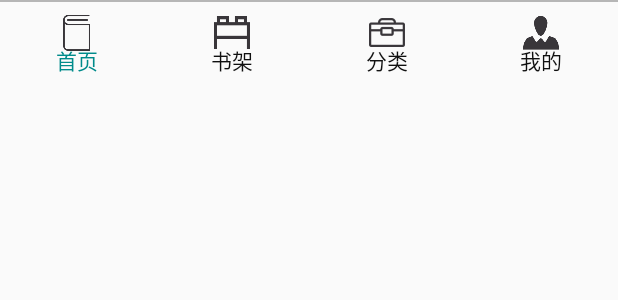
After one commit to Freshcanbringcool/zhuoyueshudian, an Android app: the layout firstpage_fragment_main.xml on its own in the app's theme, with its tools: preview values and no code run, on a phone screen of 412 x 824 dp. The commit adds this screen. Shown: the top 300 px of the screen. Run offline under Robolectric (Android 15) with nearby library versions, the phone set to English and light mode, and no system bars.

Commit message:
新增fragment

```diff
--- /dev/null
+++ b/app/src/main/res/layout/firstpage_fragment_main.xml
@@ -0,0 +1,148 @@
+<?xml version="1.0" encoding="utf-8"?>
+<LinearLayout xmlns:android="http://schemas.android.com/apk/res/android"
+    android:layout_width="match_parent"
+    android:layout_height="match_parent">
+    <FrameLayout
+        android:id="@+id/content"
+        android:layout_width="wrap_content"
+        android:layout_height="wrap_content"
+        android:layout_above="@+id/bottomArea"
+        android:layout_alignParentLeft="true"
+        android:layout_alignParentTop="true"
+        android:layout_alignParentRight="true"
+        android:background="@color/bottom_color" >
+    </FrameLayout>
+    <RelativeLayout
+        android:id="@+id/bottomArea"
+        android:layout_width="match_parent"
+        android:layout_height="wrap_content"
+        android:layout_alignParentBottom="true"
+        android:layout_alignParentLeft="true"
+
+        >
+
+        <!-- tab的分割线 -->
+        <ImageView
+            android:id="@+id/tabTop"
+            android:layout_width="match_parent"
+            android:layout_height="1dp"
+            android:background="#B6B6B6" />
+
+
+        <!-- tab的四个按钮 -->
+        <LinearLayout
+            android:id="@+id/tabLayout"
+            android:layout_width="match_parent"
+            android:layout_height="wrap_content"
+            android:layout_below="@id/tabTop"
+            android:layout_marginTop="1dp"
+            android:gravity="center_horizontal"
+            android:orientation="horizontal" >
+
+            <!-- 首页按钮 -->
+            <!-- 使用FrameLayout -->
+            <FrameLayout
+                android:id="@+id/firstpage_f_Layout"
+                android:layout_width="match_parent"
+                android:layout_height="50dp"
+                android:layout_weight="1"
+                android:paddingTop="3dp"
+                android:paddingBottom="2dp">
+
+                <ImageView
+                    android:id="@+id/firstpage_im"
+                    android:layout_width="48px"
+                    android:layout_height="48px"
+                    android:layout_gravity="top|center"
+                    android:src="@drawable/ic_first_page1"
+                    />
+
+                <TextView
+                    android:id="@+id/firstpageTextView"
+                    android:layout_width="wrap_content"
+                    android:layout_height="wrap_content"
+                    android:text="@string/firstpagef"
+                    android:textColor="@color/darkcyan"
+                    android:layout_gravity="bottom|center"
+                    android:textSize="14dp" />
+            </FrameLayout>
+
+            <!-- 书架按钮 -->
+            <FrameLayout
+                android:id="@+id/bookcase_f_tLayout"
+                android:layout_width="match_parent"
+                android:layout_height="50dp"
+                android:layout_weight="1"
+                android:paddingTop="3dp"
+                android:paddingBottom="2dp">
+
+                <TextView
+                    android:id="@+id/bookcaseTextView"
+                    android:layout_width="wrap_content"
+                    android:layout_height="wrap_content"
+                    android:text="@string/bookcasef"
+                    android:textColor="@color/font_black"
+                    android:layout_gravity="bottom|center"
+                    android:textSize="14dp" />
+
+                <ImageView
+                    android:id="@+id/bookcaseImageView"
+                    android:layout_width="48px"
+                    android:layout_height="48px"
+                    android:layout_gravity="top|center"
+                    android:src="@drawable/ic_bookcase" />
+            </FrameLayout>
+
+            <!-- 分类按钮 -->
+            <FrameLayout
+                android:id="@+id/clasactionLayout"
+                android:layout_width="match_parent"
+                android:layout_height="50dp"
+                android:layout_weight="1"
+                android:paddingTop="3dp"
+                android:paddingBottom="2dp">
+
+                <ImageView
+                    android:id="@+id/clasactionImageView"
+                    android:layout_width="48px"
+                    android:layout_height="48px"
+                    android:layout_gravity="top|center"
+                    android:src="@drawable/ic_clasaction" />
+
+                <TextView
+                    android:id="@+id/clasactionTextView"
+                    android:layout_width="wrap_content"
+                    android:layout_height="wrap_content"
+                    android:text="@string/classctionf"
+                    android:textColor="@color/font_black"
+                    android:layout_gravity="bottom|center"
+                    android:textSize="14dp"  />
+            </FrameLayout>
+
+            <!-- 我的按钮 -->
+            <FrameLayout
+                android:id="@+id/myselfLayout"
+                android:layout_width="match_parent"
+                android:layout_height="50dp"
+                android:layout_weight="1"
+                android:paddingTop="3dp"
+                android:paddingBottom="2dp">
+                <ImageView
+                    android:id="@+id/myselfImageView"
+                    android:layout_width="48px"
+                    android:layout_height="48px"
+                    android:layout_gravity="top|center"
+                    android:src="@drawable/ic_myself" />
+
+                <TextView
+                    android:id="@+id/myselfTextView"
+                    android:layout_width="wrap_content"
+                    android:layout_height="wrap_content"
+                    android:text="@string/myselff"
+                    android:textColor="@color/font_black"
+                    android:layout_gravity="bottom|center"
+                    android:textSize="14dp" />
+            </FrameLayout>
+        </LinearLayout>
+    </RelativeLayout>
+</LinearLayout>
--- a/app/src/main/res/values/colors.xml
+++ b/app/src/main/res/values/colors.xml
@@ -10,6 +10,7 @@
     <color name="middle_color">#FAFAFA</color>
     <color name="bottom_color">#F5F5F5</color>
     <color name="font_black">#101010</color>
+    <color name="fragment_color">#F5F5F5</color>
     <!--
     开机显示页面：字体颜色font_white#FFFFFF 大小14px
 		灰色字体颜色：font_grey:#BBBABA
--- a/app/src/main/res/values/strings.xml
+++ b/app/src/main/res/values/strings.xml
@@ -117,4 +117,9 @@
 1、”卓越书店”郑重提醒用户注意本协议中免除”卓越书店”责任和限制用户权利的条款，请用户仔细阅读，自主考虑风险。未成年人应在法定监护人的陪同下阅读本协议。
 2、本协议的效力、解释及纠纷的解决，适用于中华人民共和国法律。若用户和”卓越书店”之间发生任何纠纷或争议，首先应友好协商解决，协商不成的，用户同意将纠纷或争议提交”卓越书店”住所地有管辖权的人民法院管辖。
 3、本协议的任何条款无论因何种原因无效或不具可执行性，其余条款仍有效，对双方具有约束力。</string>
+    <string name="firstpagef">首页</string>
+    <string name="bookcasef">书架</string>
+    <string name="classctionf">分类</string>
+    <string name="myselff">我的</string>
+
 </resources>
```
Also changed, not shown: app/src/main/java/com/beta/zhuoyue/zhuoyueshudian/UI/Activity/FirstFragmentActivity.java (added, +59 -0 lines), app/src/main/java/com/beta/zhuoyue/zhuoyueshudian/UI/Activity/GuideOpenActivity.java (+6 -3 lines), app/src/main/java/com/beta/zhuoyue/zhuoyueshudian/UI/Fragment/BookCaseFragment.java (added, +10 -0 lines), app/src/main/java/com/beta/zhuoyue/zhuoyueshudian/UI/Fragment/ClasActionFragment.java (added, +10 -0 lines), app/src/main/java/com/beta/zhuoyue/zhuoyueshudian/UI/Fragment/FirstFragment.java (added, +11 -0 lines), app/src/main/java/com/beta/zhuoyue/zhuoyueshudian/UI/Fragment/MyselfFragment.java (added, +10 -0 lines), app/src/main/res/layout/bookcase_f_main.xml (added, +9 -0 lines), app/src/main/res/layout/classification_f_main.xml (added, +9 -0 lines), app/src/main/res/layout/firstpage_main.xml (added, +9 -0 lines), app/src/main/res/layout/myself_f_main.xml (added, +9 -0 lines), app/src/main/res/drawable-hdpi/ic_clasaction.png (added), app/src/main/res/drawable-mdpi/ic_clasaction.png (added), app/src/main/res/drawable-xhdpi/ic_clasaction.png (added), app/src/main/res/drawable-xxhdpi/ic_clasaction.png (added).
